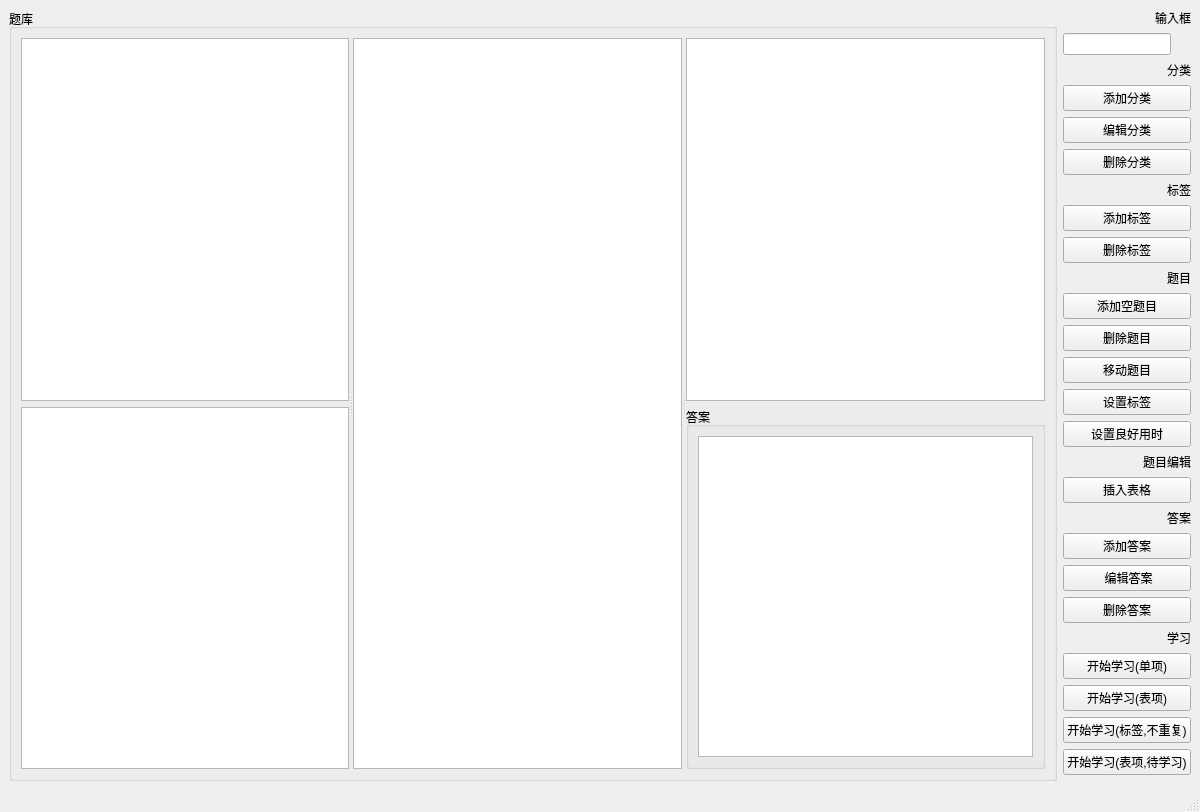
The window that mainwindow.ui (DKLost/questions) describes before a commit, drawn with Qt 5.
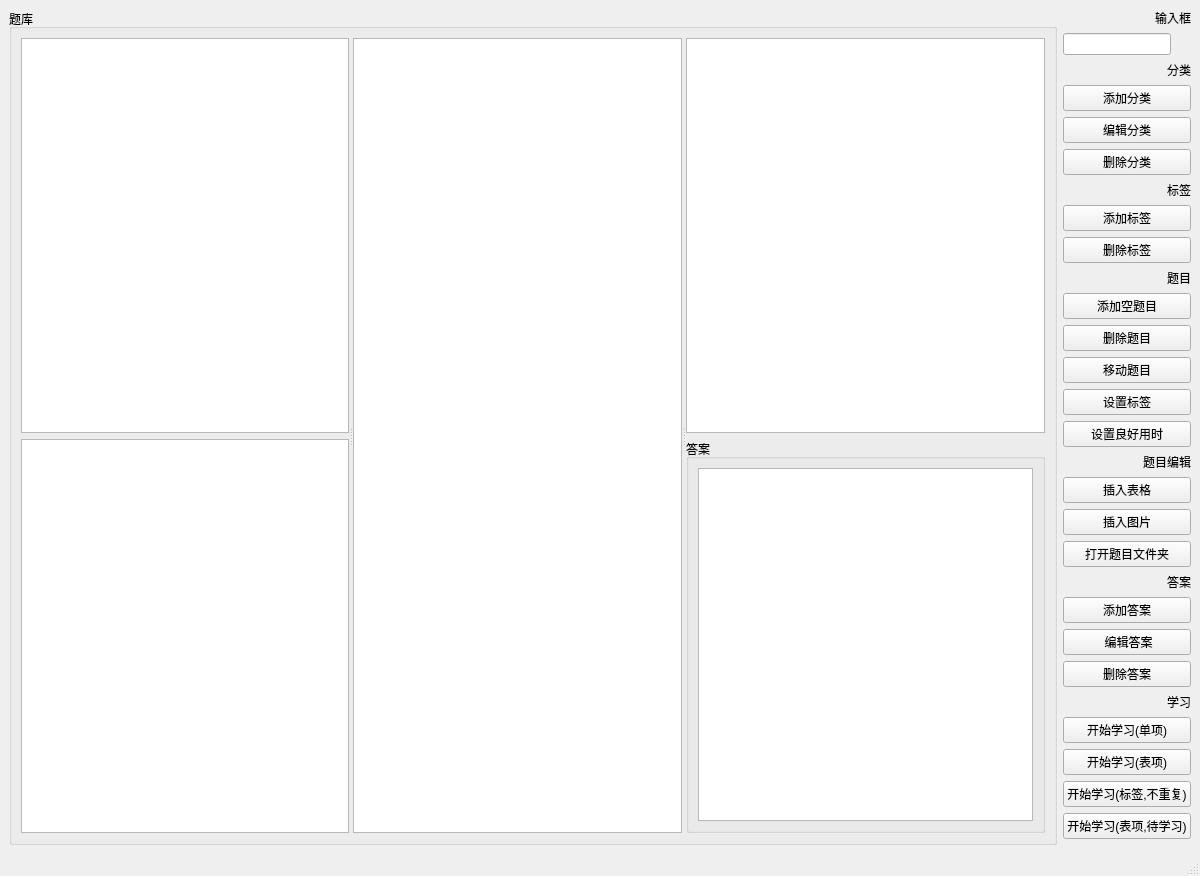
The same window after the commit.

Commit message: 添加打开题目文件夹功能 添加答案排序移动功能

Patch:
```diff
--- a/mainwindow.ui
+++ b/mainwindow.ui
@@ -154,6 +154,20 @@
         </property>
        </widget>
       </item>
+      <item>
+       <widget class="QPushButton" name="htmlImgAddButton">
+        <property name="text">
+         <string>插入图片</string>
+        </property>
+       </widget>
+      </item>
+      <item>
+       <widget class="QPushButton" name="questionDirOpenButton">
+        <property name="text">
+         <string>打开题目文件夹</string>
+        </property>
+       </widget>
+      </item>
       <item>
        <widget class="QLabel" name="label_4">
         <property name="text">
```
The commit also changes 2 other files.
